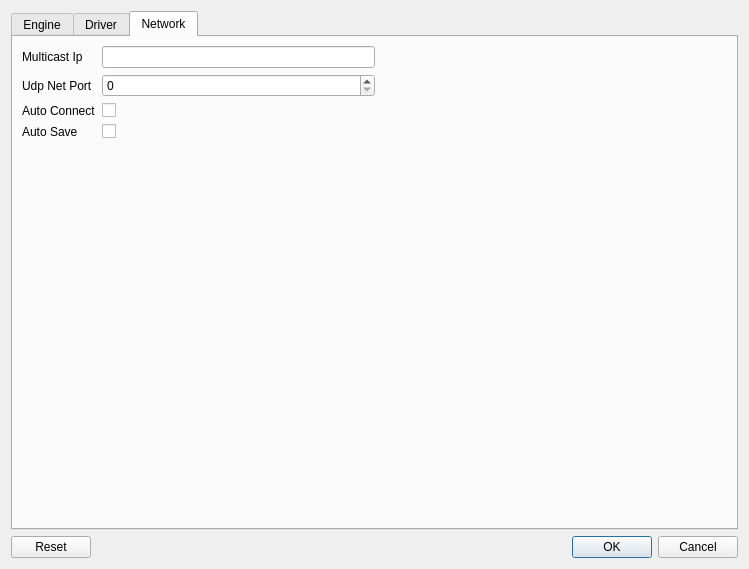
First picture: the form in resources/ui/settings_jack.ui, repository falkTX/Cadence, before the edit.
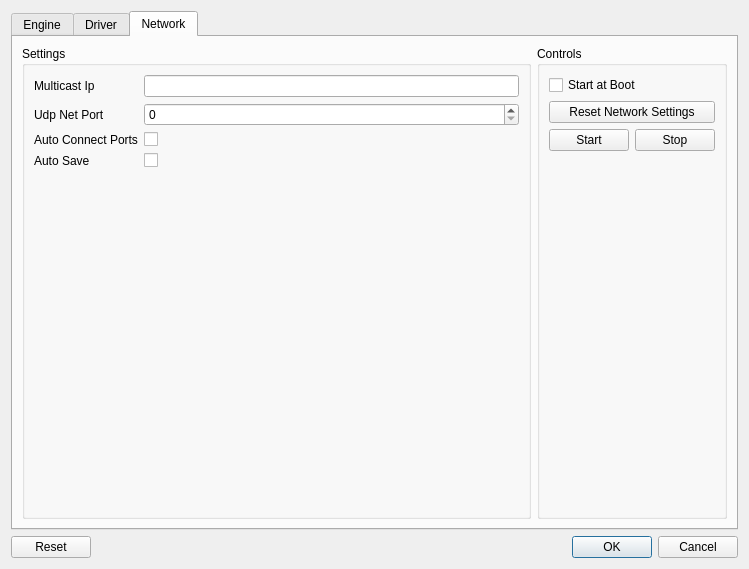
Second picture: the form after the edit.

```diff
--- a/resources/ui/settings_jack.ui
+++ b/resources/ui/settings_jack.ui
@@ -1387,14 +1387,22 @@
        <item>
         <layout class="QHBoxLayout" name="horizontalLayout">
          <item>
+          <widget class="QGroupBox" name="">
+           <property name="title">
+            <string>Settings</string>
+           </property>
           <layout class="QGridLayout" name="gridLayout_16">
            <item row="1" column="1">
-            <widget class="QSpinBox" name="obj_net_multicast_port"/>
+             <widget class="QSpinBox" name="obj_net_multicast_port">
+              <property name="maximum">
+               <number>65536</number>
+              </property>
+             </widget>
            </item>
            <item row="2" column="0">
             <widget class="QLabel" name="label_3">
              <property name="text">
-              <string>Auto Connect</string>
+               <string>Auto Connect Ports</string>
              </property>
             </widget>
            </item>
@@ -1450,22 +1458,61 @@
             </widget>
            </item>
           </layout>
+          </widget>
          </item>
          <item>
-          <layout class="QVBoxLayout" name="verticalLayout_4"/>
+          <widget class="QGroupBox" name="">
+           <property name="title">
+            <string>Controls</string>
+           </property>
+           <layout class="QVBoxLayout" name="verticalLayout_4">
+            <item>
+             <widget class="QCheckBox" name="obj_net_manager_at_boot">
+              <property name="text">
+               <string>Start at Boot</string>
+              </property>
+             </widget>
          </item>
          <item>
-          <spacer name="horizontalSpacer_6">
+             <widget class="QPushButton" name="obj_net_reset">
+              <property name="text">
+               <string>Reset Network Settings</string>
+              </property>
+             </widget>
+            </item>
+            <item>
+             <layout class="QHBoxLayout" name="horizontalLayout_6">
+              <item>
+               <widget class="QPushButton" name="obj_net_manager_start">
+                <property name="text">
+                 <string>Start</string>
+                </property>
+               </widget>
+              </item>
+              <item>
+               <widget class="QPushButton" name="obj_net_manager_stop">
+                <property name="text">
+                 <string>Stop</string>
+                </property>
+               </widget>
+              </item>
+             </layout>
+            </item>
+            <item>
+             <spacer name="verticalSpacer_7">
            <property name="orientation">
-            <enum>Qt::Horizontal</enum>
+               <enum>Qt::Vertical</enum>
            </property>
            <property name="sizeHint" stdset="0">
             <size>
-             <width>40</width>
-             <height>20</height>
+                <width>20</width>
+                <height>40</height>
             </size>
            </property>
           </spacer>
+            </item>
+           </layout>
+          </widget>
          </item>
         </layout>
        </item>
```
Lines whose indentation alone changed are shown as unchanged.
